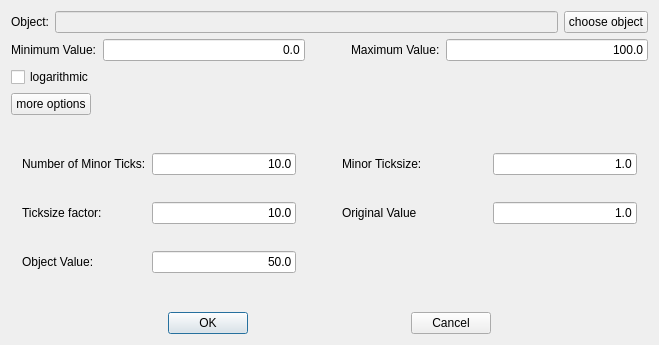
This is copasi/UI/SliderSettingsDialog.ui in copasi/COPASI as Qt 5 draws it before an edit. The edited form follows.
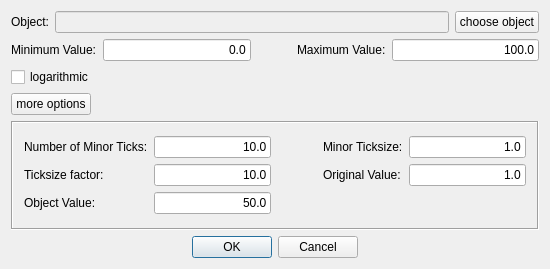
This is the edited form. Custom widgets are drawn as their Qt base class.

Commit message: Changed layout of the widget. Fix for issue 1282

Patch:
```diff
--- a/copasi/UI/SliderSettingsDialog.ui
+++ b/copasi/UI/SliderSettingsDialog.ui
@@ -19,8 +19,8 @@
    <rect>
     <x>0</x>
     <y>0</y>
-    <width>659</width>
-    <height>345</height>
+    <width>550</width>
+    <height>269</height>
    </rect>
   </property>
   <property name="sizePolicy">
@@ -32,8 +32,10 @@
   <property name="windowTitle">
    <string>Slider Settings</string>
   </property>
-  <layout class="QVBoxLayout">
-   <item>
+  <layout class="QGridLayout" name="gridLayout_3">
+   <item row="0" column="0">
+    <layout class="QGridLayout" name="gridLayout_5">
+     <item row="0" column="0">
     <layout class="QHBoxLayout">
      <item>
       <widget class="QLabel" name="mpObjectLabel">
@@ -57,7 +59,7 @@
         <bool>false</bool>
        </property>
        <property name="sizePolicy">
-        <sizepolicy hsizetype="MinimumExpanding" vsizetype="Fixed">
+          <sizepolicy hsizetype="Expanding" vsizetype="Fixed">
          <horstretch>0</horstretch>
          <verstretch>0</verstretch>
         </sizepolicy>
@@ -70,7 +72,7 @@
      <item>
       <widget class="QPushButton" name="mpObjectBrowseButton">
        <property name="sizePolicy">
-        <sizepolicy hsizetype="Fixed" vsizetype="Fixed">
+          <sizepolicy hsizetype="Minimum" vsizetype="Fixed">
          <horstretch>0</horstretch>
          <verstretch>0</verstretch>
         </sizepolicy>
@@ -98,7 +100,7 @@
      </item>
     </layout>
    </item>
-   <item>
+     <item row="1" column="0">
     <layout class="QHBoxLayout">
      <item>
       <widget class="QLabel" name="mpMinValueLabel">
@@ -121,7 +123,7 @@
      <item>
       <widget class="QLineEdit" name="mpMinValueEdit">
        <property name="sizePolicy">
-        <sizepolicy hsizetype="MinimumExpanding" vsizetype="Fixed">
+          <sizepolicy hsizetype="Expanding" vsizetype="Fixed">
          <horstretch>0</horstretch>
          <verstretch>0</verstretch>
         </sizepolicy>
@@ -170,7 +172,7 @@
      <item>
       <widget class="QLineEdit" name="mpMaxValueEdit">
        <property name="sizePolicy">
-        <sizepolicy hsizetype="MinimumExpanding" vsizetype="Fixed">
+          <sizepolicy hsizetype="Expanding" vsizetype="Fixed">
          <horstretch>0</horstretch>
          <verstretch>0</verstretch>
         </sizepolicy>
@@ -188,7 +190,7 @@
      </item>
     </layout>
    </item>
-   <item>
+     <item row="2" column="0">
     <layout class="QHBoxLayout">
      <item>
       <widget class="QCheckBox" name="mpLogCheckBox">
@@ -224,7 +226,7 @@
      </item>
     </layout>
    </item>
-   <item>
+     <item row="3" column="0">
     <layout class="QHBoxLayout">
      <item>
       <widget class="QPushButton" name="mpExtendedOptionsButton">
@@ -264,22 +266,24 @@
      </item>
     </layout>
    </item>
-   <item>
-    <widget class="Q3Frame" name="mpExtendedOptionsFrame">
+     <item row="4" column="0">
+      <widget class="QFrame" name="mpExtendedOptionsFrame">
      <property name="sizePolicy">
-      <sizepolicy hsizetype="MinimumExpanding" vsizetype="MinimumExpanding">
+        <sizepolicy hsizetype="Preferred" vsizetype="Minimum">
        <horstretch>0</horstretch>
        <verstretch>0</verstretch>
       </sizepolicy>
      </property>
      <property name="frameShape">
-      <enum>QFrame::NoFrame</enum>
+        <enum>QFrame::Box</enum>
      </property>
      <property name="frameShadow">
-      <enum>QFrame::Raised</enum>
-     </property>
-     <layout class="QGridLayout">
+        <enum>QFrame::Sunken</enum>
+       </property>
+       <layout class="QGridLayout" name="gridLayout_2">
       <item row="0" column="0">
+         <layout class="QGridLayout" name="gridLayout">
+          <item row="2" column="0">
        <widget class="QLabel" name="mpNumMinorTicksLabel">
         <property name="toolTip">
          <string>Number of steps for the slider.</string>
@@ -297,7 +301,74 @@
         </property>
        </widget>
       </item>
-      <item row="1" column="0">
+          <item row="2" column="1">
+           <widget class="QLineEdit" name="mpNumMinorTicksEdit">
+            <property name="sizePolicy">
+             <sizepolicy hsizetype="Expanding" vsizetype="Fixed">
+              <horstretch>0</horstretch>
+              <verstretch>0</verstretch>
+             </sizepolicy>
+            </property>
+            <property name="text">
+             <string>10.0</string>
+            </property>
+            <property name="alignment">
+             <set>Qt::AlignRight</set>
+            </property>
+           </widget>
+          </item>
+          <item row="2" column="2">
+           <spacer name="mpSpacer1_2">
+            <property name="orientation">
+             <enum>Qt::Horizontal</enum>
+            </property>
+            <property name="sizeType">
+             <enum>QSizePolicy::Fixed</enum>
+            </property>
+            <property name="sizeHint" stdset="0">
+             <size>
+              <width>40</width>
+              <height>20</height>
+             </size>
+            </property>
+           </spacer>
+          </item>
+          <item row="2" column="3">
+           <widget class="QLabel" name="mpMinorTickSizeLabel">
+            <property name="toolTip">
+             <string>Value change corresponding to a minor step</string>
+            </property>
+            <property name="whatsThis">
+             <string>This value signifies the value change that
+corresponds to one minor step on the slider.
+The user can either set this directly or indirectly
+when setting the &quot;Number of Minor Ticks&quot;.</string>
+            </property>
+            <property name="text">
+             <string>Minor Ticksize:</string>
+            </property>
+            <property name="wordWrap">
+             <bool>false</bool>
+            </property>
+           </widget>
+          </item>
+          <item row="2" column="4">
+           <widget class="QLineEdit" name="mpMinorTickSizeEdit">
+            <property name="sizePolicy">
+             <sizepolicy hsizetype="Expanding" vsizetype="Fixed">
+              <horstretch>0</horstretch>
+              <verstretch>0</verstretch>
+             </sizepolicy>
+            </property>
+            <property name="text">
+             <string>1.0</string>
+            </property>
+            <property name="alignment">
+             <set>Qt::AlignRight</set>
+            </property>
+           </widget>
+          </item>
+          <item row="3" column="0">
        <widget class="QLabel" name="mpMinorMajorFactorLabel">
         <property name="toolTip">
          <string>how many minor ticks make a major tick</string>
@@ -318,7 +389,74 @@
         </property>
        </widget>
       </item>
-      <item row="2" column="0">
+          <item row="3" column="1">
+           <widget class="QLineEdit" name="mpMinorMajorFactorEdit">
+            <property name="sizePolicy">
+             <sizepolicy hsizetype="Expanding" vsizetype="Fixed">
+              <horstretch>0</horstretch>
+              <verstretch>0</verstretch>
+             </sizepolicy>
+            </property>
+            <property name="text">
+             <string>10.0</string>
+            </property>
+            <property name="alignment">
+             <set>Qt::AlignRight</set>
+            </property>
+           </widget>
+          </item>
+          <item row="3" column="2">
+           <spacer name="mpSpacer1_3">
+            <property name="orientation">
+             <enum>Qt::Horizontal</enum>
+            </property>
+            <property name="sizeType">
+             <enum>QSizePolicy::Fixed</enum>
+            </property>
+            <property name="sizeHint" stdset="0">
+             <size>
+              <width>40</width>
+              <height>20</height>
+             </size>
+            </property>
+           </spacer>
+          </item>
+          <item row="3" column="3">
+           <widget class="QLabel" name="mpOriginalValueLabel">
+            <property name="toolTip">
+             <string>Value change corresponding to a minor step</string>
+            </property>
+            <property name="whatsThis">
+             <string>This value signifies the value change that
+corresponds to one minor step on the slider.
+The user can either set this directly or indirectly
+when setting the &quot;Number of Minor Ticks&quot;.</string>
+            </property>
+            <property name="text">
+             <string>Original Value:</string>
+            </property>
+            <property name="wordWrap">
+             <bool>false</bool>
+            </property>
+           </widget>
+          </item>
+          <item row="3" column="4">
+           <widget class="QLineEdit" name="mpOriginalValueEdit">
+            <property name="sizePolicy">
+             <sizepolicy hsizetype="Expanding" vsizetype="Fixed">
+              <horstretch>0</horstretch>
+              <verstretch>0</verstretch>
+             </sizepolicy>
+            </property>
+            <property name="text">
+             <string>1.0</string>
+            </property>
+            <property name="alignment">
+             <set>Qt::AlignRight</set>
+            </property>
+           </widget>
+          </item>
+          <item row="4" column="0">
        <widget class="QLabel" name="mpObjectValueLabel">
         <property name="toolTip">
          <string>The value of the underlying object.</string>
@@ -338,26 +476,10 @@
         </property>
        </widget>
       </item>
-      <item row="0" column="1">
-       <widget class="QLineEdit" name="mpNumMinorTicksEdit">
-        <property name="sizePolicy">
-         <sizepolicy hsizetype="MinimumExpanding" vsizetype="Fixed">
-          <horstretch>0</horstretch>
-          <verstretch>0</verstretch>
-         </sizepolicy>
-        </property>
-        <property name="text">
-         <string>10.0</string>
-        </property>
-        <property name="alignment">
-         <set>Qt::AlignRight</set>
-        </property>
-       </widget>
-      </item>
-      <item row="2" column="1">
+          <item row="4" column="1">
        <widget class="QLineEdit" name="mpObjectValueEdit">
         <property name="sizePolicy">
-         <sizepolicy hsizetype="MinimumExpanding" vsizetype="Fixed">
+             <sizepolicy hsizetype="Expanding" vsizetype="Fixed">
           <horstretch>0</horstretch>
           <verstretch>0</verstretch>
          </sizepolicy>
@@ -370,39 +492,7 @@
         </property>
        </widget>
       </item>
-      <item row="1" column="2">
-       <spacer name="mpSpacer1_3">
-        <property name="orientation">
-         <enum>Qt::Horizontal</enum>
-        </property>
-        <property name="sizeType">
-         <enum>QSizePolicy::Fixed</enum>
-        </property>
-        <property name="sizeHint" stdset="0">
-         <size>
-          <width>40</width>
-          <height>20</height>
-         </size>
-        </property>
-       </spacer>
-      </item>
-      <item row="0" column="2">
-       <spacer name="mpSpacer1_2">
-        <property name="orientation">
-         <enum>Qt::Horizontal</enum>
-        </property>
-        <property name="sizeType">
-         <enum>QSizePolicy::Fixed</enum>
-        </property>
-        <property name="sizeHint" stdset="0">
-         <size>
-          <width>40</width>
-          <height>20</height>
-         </size>
-        </property>
-       </spacer>
-      </item>
-      <item row="2" column="3">
+          <item row="4" column="2" colspan="3">
        <spacer name="mpSpacer1_3_2">
         <property name="orientation">
          <enum>Qt::Horizontal</enum>
@@ -418,96 +508,12 @@
         </property>
        </spacer>
       </item>
-      <item row="1" column="1">
-       <widget class="QLineEdit" name="mpMinorMajorFactorEdit">
-        <property name="sizePolicy">
-         <sizepolicy hsizetype="MinimumExpanding" vsizetype="Fixed">
-          <horstretch>0</horstretch>
-          <verstretch>0</verstretch>
-         </sizepolicy>
-        </property>
-        <property name="text">
-         <string>10.0</string>
-        </property>
-        <property name="alignment">
-         <set>Qt::AlignRight</set>
-        </property>
-       </widget>
-      </item>
-      <item row="0" column="3">
-       <widget class="QLabel" name="mpMinorTickSizeLabel">
-        <property name="toolTip">
-         <string>Value change corresponding to a minor step</string>
-        </property>
-        <property name="whatsThis">
-         <string>This value signifies the value change that
-corresponds to one minor step on the slider.
-The user can either set this directly or indirectly
-when setting the &quot;Number of Minor Ticks&quot;.</string>
-        </property>
-        <property name="text">
-         <string>Minor Ticksize:</string>
-        </property>
-        <property name="wordWrap">
-         <bool>false</bool>
-        </property>
-       </widget>
-      </item>
-      <item row="1" column="4">
-       <widget class="QLineEdit" name="mpOriginalValueEdit">
-        <property name="sizePolicy">
-         <sizepolicy hsizetype="MinimumExpanding" vsizetype="Fixed">
-          <horstretch>0</horstretch>
-          <verstretch>0</verstretch>
-         </sizepolicy>
-        </property>
-        <property name="text">
-         <string>1.0</string>
-        </property>
-        <property name="alignment">
-         <set>Qt::AlignRight</set>
-        </property>
-       </widget>
-      </item>
-      <item row="0" column="4">
-       <widget class="QLineEdit" name="mpMinorTickSizeEdit">
-        <property name="sizePolicy">
-         <sizepolicy hsizetype="MinimumExpanding" vsizetype="Fixed">
-          <horstretch>0</horstretch>
-          <verstretch>0</verstretch>
-         </sizepolicy>
-        </property>
-        <property name="text">
-         <string>1.0</string>
-        </property>
-        <property name="alignment">
-         <set>Qt::AlignRight</set>
-        </property>
-       </widget>
-      </item>
-      <item row="1" column="3">
-       <widget class="QLabel" name="mpOriginalValueLabel">
-        <property name="toolTip">
-         <string>Value change corresponding to a minor step</string>
-        </property>
-        <property name="whatsThis">
-         <string>This value signifies the value change that
-corresponds to one minor step on the slider.
-The user can either set this directly or indirectly
-when setting the &quot;Number of Minor Ticks&quot;.</string>
-        </property>
-        <property name="text">
-         <string>Original Value</string>
-        </property>
-        <property name="wordWrap">
-         <bool>false</bool>
-        </property>
-       </widget>
-      </item>
+         </layout>
+        </item>
      </layout>
     </widget>
    </item>
-   <item>
+     <item row="5" column="0">
     <layout class="QHBoxLayout">
      <item>
       <spacer name="horizontalSpacer">
@@ -525,7 +531,7 @@
      <item>
       <widget class="QPushButton" name="mpOkButton">
        <property name="sizePolicy">
-        <sizepolicy hsizetype="Fixed" vsizetype="Fixed">
+          <sizepolicy hsizetype="Minimum" vsizetype="Fixed">
          <horstretch>0</horstretch>
          <verstretch>0</verstretch>
         </sizepolicy>
@@ -538,23 +544,10 @@
        </property>
       </widget>
      </item>
-     <item>
-      <spacer name="horizontalSpacer_2">
-       <property name="orientation">
-        <enum>Qt::Horizontal</enum>
-       </property>
-       <property name="sizeHint" stdset="0">
-        <size>
-         <width>40</width>
-         <height>20</height>
-        </size>
-       </property>
-      </spacer>
-     </item>
      <item>
       <widget class="QPushButton" name="mpCancelButton">
        <property name="sizePolicy">
-        <sizepolicy hsizetype="Fixed" vsizetype="Fixed">
+          <sizepolicy hsizetype="Minimum" vsizetype="Fixed">
          <horstretch>0</horstretch>
          <verstretch>0</verstretch>
         </sizepolicy>
@@ -580,17 +573,11 @@
     </layout>
    </item>
   </layout>
+   </item>
+  </layout>
  </widget>
  <layoutdefault spacing="6" margin="11"/>
  <pixmapfunction>qPixmapFromMimeSource</pixmapfunction>
- <customwidgets>
-  <customwidget>
-   <class>Q3Frame</class>
-   <extends>QFrame</extends>
-   <header>Qt3Support/Q3Frame</header>
-   <container>1</container>
-  </customwidget>
- </customwidgets>
  <tabstops>
   <tabstop>mpObjectNameLineEdit</tabstop>
   <tabstop>mpObjectBrowseButton</tabstop>
```
Left out of the diff: 271 changed lines with no effect on the pictures. Lines whose indentation alone changed are shown as unchanged. The commit also changes 2 other files.
